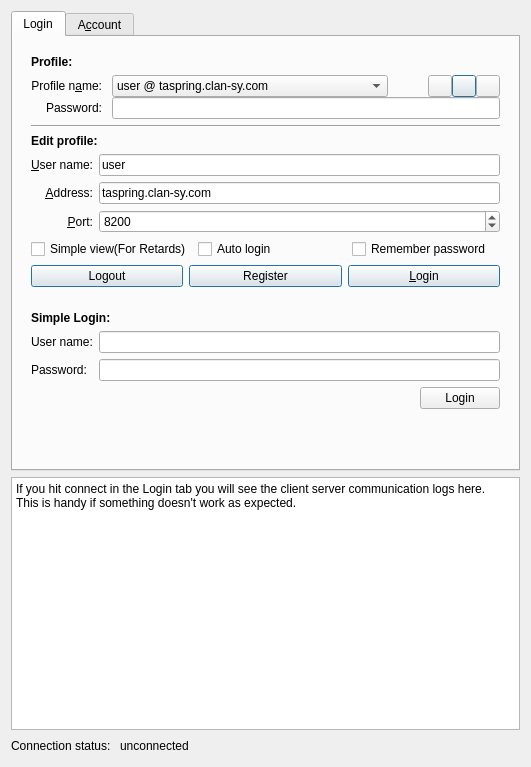
First picture: the form in ui/connectionWidget.ui, repository tizbac/qtlobby, before the edit.
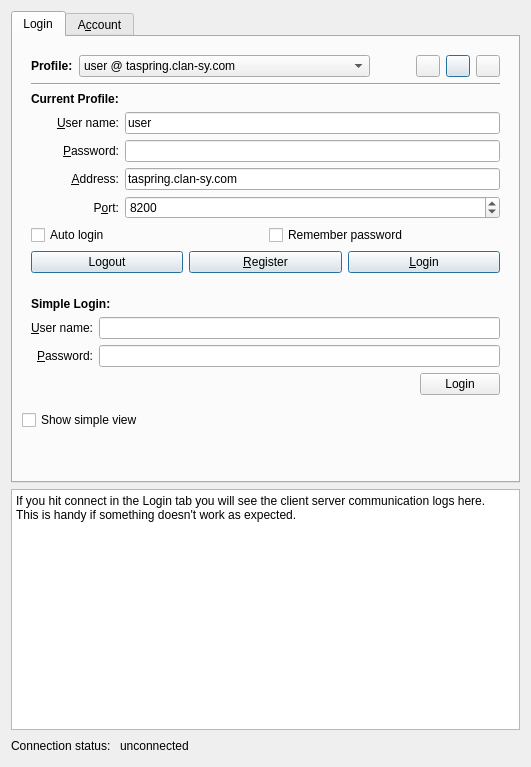
Second picture: the form after the edit. The open tabs and pages were chosen to show the change. Icons and pictures are not drawn.

Commit message: Improved loginform. Now possible to switch back to detailed view. Removed 'easter eggs'.

Patch:
```diff
--- a/ui/connectionWidget.ui
+++ b/ui/connectionWidget.ui
@@ -32,10 +32,10 @@
       <string>&lt;!DOCTYPE HTML PUBLIC &quot;-//W3C//DTD HTML 4.0//EN&quot; &quot;http://www.w3.org/TR/REC-html40/strict.dtd&quot;&gt;
 &lt;html&gt;&lt;head&gt;&lt;meta name=&quot;qrichtext&quot; content=&quot;1&quot; /&gt;&lt;style type=&quot;text/css&quot;&gt;
 p, li { white-space: pre-wrap; }
-&lt;/style&gt;&lt;/head&gt;&lt;body style=&quot; font-family:'Sans Serif'; font-size:9pt; font-weight:400; font-style:normal;&quot;&gt;
-&lt;p style=&quot; margin-top:0px; margin-bottom:0px; margin-left:0px; margin-right:0px; -qt-block-indent:0; text-indent:0px;&quot;&gt;If you hit connect in the Login tab you will see the client server communication logs here. &lt;/p&gt;
-&lt;p style=&quot; margin-top:0px; margin-bottom:0px; margin-left:0px; margin-right:0px; -qt-block-indent:0; text-indent:0px;&quot;&gt;This is handy if something doesn't work as expected.&lt;/p&gt;
-&lt;p style=&quot;-qt-paragraph-type:empty; margin-top:0px; margin-bottom:0px; margin-left:0px; margin-right:0px; -qt-block-indent:0; text-indent:0px;&quot;&gt;&lt;/p&gt;&lt;/body&gt;&lt;/html&gt;</string>
+&lt;/style&gt;&lt;/head&gt;&lt;body style=&quot; font-family:'Verdana'; font-size:10pt; font-weight:400; font-style:normal;&quot;&gt;
+&lt;p style=&quot; margin-top:0px; margin-bottom:0px; margin-left:0px; margin-right:0px; -qt-block-indent:0; text-indent:0px;&quot;&gt;&lt;span style=&quot; font-family:'Sans Serif'; font-size:9pt;&quot;&gt;If you hit connect in the Login tab you will see the client server communication logs here. &lt;/span&gt;&lt;/p&gt;
+&lt;p style=&quot; margin-top:0px; margin-bottom:0px; margin-left:0px; margin-right:0px; -qt-block-indent:0; text-indent:0px;&quot;&gt;&lt;span style=&quot; font-family:'Sans Serif'; font-size:9pt;&quot;&gt;This is handy if something doesn't work as expected.&lt;/span&gt;&lt;/p&gt;
+&lt;p style=&quot;-qt-paragraph-type:empty; margin-top:0px; margin-bottom:0px; margin-left:0px; margin-right:0px; -qt-block-indent:0; text-indent:0px; font-family:'Sans Serif'; font-size:9pt;&quot;&gt;&lt;/p&gt;&lt;/body&gt;&lt;/html&gt;</string>
      </property>
     </widget>
    </item>
@@ -96,7 +96,9 @@
            <verstretch>0</verstretch>
           </sizepolicy>
          </property>
-         <layout class="QVBoxLayout" name="verticalLayout_2">
+         <layout class="QGridLayout" name="gridLayout">
+          <item row="0" column="0">
+           <layout class="QHBoxLayout" name="horizontalLayout_3">
           <item>
            <widget class="QLabel" name="label">
             <property name="font">
@@ -109,34 +111,11 @@
             <property name="text">
              <string>Profile:</string>
             </property>
-           </widget>
-          </item>
-          <item>
-           <layout class="QGridLayout" name="profileContainer">
-            <property name="horizontalSpacing">
-             <number>10</number>
-            </property>
-            <property name="verticalSpacing">
-             <number>0</number>
-            </property>
-            <property name="rightMargin">
-             <number>0</number>
-            </property>
-            <item row="0" column="0">
-             <widget class="QLabel" name="profileNameLabel">
-              <property name="text">
-               <string>Profile n&amp;ame:</string>
-              </property>
-              <property name="alignment">
-               <set>Qt::AlignRight|Qt::AlignTrailing|Qt::AlignVCenter</set>
-              </property>
               <property name="buddy">
                <cstring>profileComboBox</cstring>
               </property>
              </widget>
             </item>
-            <item row="0" column="1">
-             <layout class="QHBoxLayout" name="profileOperationHLayout">
               <item>
                <widget class="QComboBox" name="profileComboBox">
                 <property name="sizePolicy">
@@ -251,66 +230,19 @@
               </item>
              </layout>
             </item>
-            <item row="2" column="0">
-             <widget class="QLabel" name="passwordLabel">
-              <property name="text">
-               <string>Password:</string>
-              </property>
-              <property name="alignment">
-               <set>Qt::AlignRight|Qt::AlignTrailing|Qt::AlignVCenter</set>
-              </property>
-              <property name="buddy">
-               <cstring>profileUserNameLineEdit</cstring>
-              </property>
-             </widget>
-            </item>
-            <item row="2" column="1">
-             <widget class="QLineEdit" name="passwordLineEdit">
-              <property name="sizePolicy">
-               <sizepolicy hsizetype="Expanding" vsizetype="Fixed">
-                <horstretch>200</horstretch>
-                <verstretch>0</verstretch>
-               </sizepolicy>
-              </property>
-              <property name="toolTip">
-               <string>Lobby username like drZero23 or [Clan]Username</string>
-              </property>
-              <property name="text">
-               <string/>
-              </property>
-              <property name="echoMode">
-               <enum>QLineEdit::Password</enum>
-              </property>
-             </widget>
-            </item>
-           </layout>
-          </item>
-          <item>
+          <item row="1" column="0">
            <widget class="Line" name="line_2">
             <property name="orientation">
              <enum>Qt::Horizontal</enum>
             </property>
            </widget>
           </item>
-          <item>
-           <widget class="QLabel" name="label_6">
-            <property name="font">
-             <font>
-              <weight>75</weight>
-              <bold>true</bold>
-             </font>
-            </property>
-            <property name="text">
-             <string>Edit profile:</string>
-            </property>
-           </widget>
-          </item>
-          <item>
+          <item row="2" column="0">
            <layout class="QGridLayout" name="gridLayout_2">
             <property name="margin">
              <number>0</number>
             </property>
-            <item row="0" column="0">
+            <item row="1" column="0">
              <widget class="QLabel" name="userNameLabel">
               <property name="text">
                <string>&amp;User name:</string>
@@ -323,7 +255,7 @@
               </property>
              </widget>
             </item>
-            <item row="0" column="1">
+            <item row="1" column="1">
              <widget class="QLineEdit" name="profileUserNameLineEdit">
               <property name="sizePolicy">
                <sizepolicy hsizetype="Expanding" vsizetype="Fixed">
@@ -339,7 +271,7 @@
               </property>
              </widget>
             </item>
-            <item row="1" column="0">
+            <item row="3" column="0">
              <widget class="QLabel" name="addressLabel">
               <property name="text">
                <string>&amp;Address:</string>
@@ -352,7 +284,7 @@
               </property>
              </widget>
             </item>
-            <item row="1" column="1">
+            <item row="3" column="1">
              <widget class="QLineEdit" name="profileServerAddressLineEdit">
               <property name="toolTip">
                <string>Address of the TASServer. Most likely taspring.clan-sy.com</string>
@@ -362,10 +294,10 @@
               </property>
              </widget>
             </item>
-            <item row="2" column="0">
+            <item row="4" column="0">
              <widget class="QLabel" name="portLabel">
               <property name="text">
-               <string>&amp;Port:</string>
+               <string>P&amp;ort:</string>
               </property>
               <property name="alignment">
                <set>Qt::AlignRight|Qt::AlignTrailing|Qt::AlignVCenter</set>
@@ -375,7 +307,7 @@
               </property>
              </widget>
             </item>
-            <item row="2" column="1">
+            <item row="4" column="1">
              <widget class="QSpinBox" name="profilePortSpinBox">
               <property name="toolTip">
                <string>TCP port which is used by the TASServer. Most likely 8200.</string>
@@ -391,17 +323,55 @@
               </property>
              </widget>
             </item>
+            <item row="2" column="1">
+             <widget class="QLineEdit" name="passwordLineEdit">
+              <property name="sizePolicy">
+               <sizepolicy hsizetype="Expanding" vsizetype="Fixed">
+                <horstretch>200</horstretch>
+                <verstretch>0</verstretch>
+               </sizepolicy>
+              </property>
+              <property name="toolTip">
+               <string>Lobby username like drZero23 or [Clan]Username</string>
+              </property>
+              <property name="text">
+               <string/>
+              </property>
+              <property name="echoMode">
+               <enum>QLineEdit::Password</enum>
+              </property>
+             </widget>
+            </item>
+            <item row="2" column="0">
+             <widget class="QLabel" name="passwordLabel">
+              <property name="text">
+               <string>&amp;Password:</string>
+              </property>
+              <property name="alignment">
+               <set>Qt::AlignRight|Qt::AlignTrailing|Qt::AlignVCenter</set>
+              </property>
+              <property name="buddy">
+               <cstring>passwordLineEdit</cstring>
+              </property>
+             </widget>
+            </item>
+            <item row="0" column="0">
+             <widget class="QLabel" name="label_6">
+              <property name="font">
+               <font>
+                <weight>75</weight>
+                <bold>true</bold>
+               </font>
+              </property>
+              <property name="text">
+               <string>Current Profile:</string>
+              </property>
+             </widget>
+            </item>
            </layout>
           </item>
-          <item>
+          <item row="3" column="0">
            <layout class="QHBoxLayout" name="optionLayout">
-            <item>
-             <widget class="QCheckBox" name="retardButton">
-              <property name="text">
-               <string>Simple view(For Retards)</string>
-              </property>
-             </widget>
-            </item>
             <item>
              <widget class="QCheckBox" name="autoLoginCheckBox">
               <property name="text">
@@ -418,7 +388,7 @@
             </item>
            </layout>
           </item>
-          <item>
+          <item row="4" column="0">
            <layout class="QHBoxLayout" name="horizontalLayout">
             <item>
              <widget class="QPushButton" name="logoutButton">
@@ -442,7 +412,7 @@
                <bool>true</bool>
               </property>
               <property name="text">
-               <string>Register</string>
+               <string>&amp;Register</string>
               </property>
               <property name="autoDefault">
                <bool>true</bool>
@@ -493,15 +463,33 @@
            <layout class="QGridLayout" name="gridLayout_3">
             <item row="1" column="0">
              <widget class="QLabel" name="simplePasswdLabel">
+              <property name="layoutDirection">
+               <enum>Qt::LeftToRight</enum>
+              </property>
               <property name="text">
-               <string>Password:</string>
+               <string>&amp;Password:</string>
+              </property>
+              <property name="alignment">
+               <set>Qt::AlignRight|Qt::AlignTrailing|Qt::AlignVCenter</set>
+              </property>
+              <property name="buddy">
+               <cstring>simplePasswdEdit</cstring>
               </property>
              </widget>
             </item>
             <item row="0" column="0">
              <widget class="QLabel" name="simpleUsernameLabel">
+              <property name="layoutDirection">
+               <enum>Qt::LeftToRight</enum>
+              </property>
               <property name="text">
-               <string>User name:</string>
+               <string>&amp;User name:</string>
+              </property>
+              <property name="alignment">
+               <set>Qt::AlignRight|Qt::AlignTrailing|Qt::AlignVCenter</set>
+              </property>
+              <property name="buddy">
+               <cstring>simpleUsernameEdit</cstring>
               </property>
              </widget>
             </item>
@@ -544,6 +532,13 @@
          </layout>
         </widget>
        </item>
+       <item>
+        <widget class="QCheckBox" name="simpleDetailedSwitch">
+         <property name="text">
+          <string>Show simple view</string>
+         </property>
+        </widget>
+       </item>
        <item>
         <spacer name="verticalSpacer">
          <property name="orientation">
```
Left out of the diff: 28 changed lines with no effect on the pictures. Lines whose indentation alone changed are shown as unchanged. The commit also changes 2 other files.
